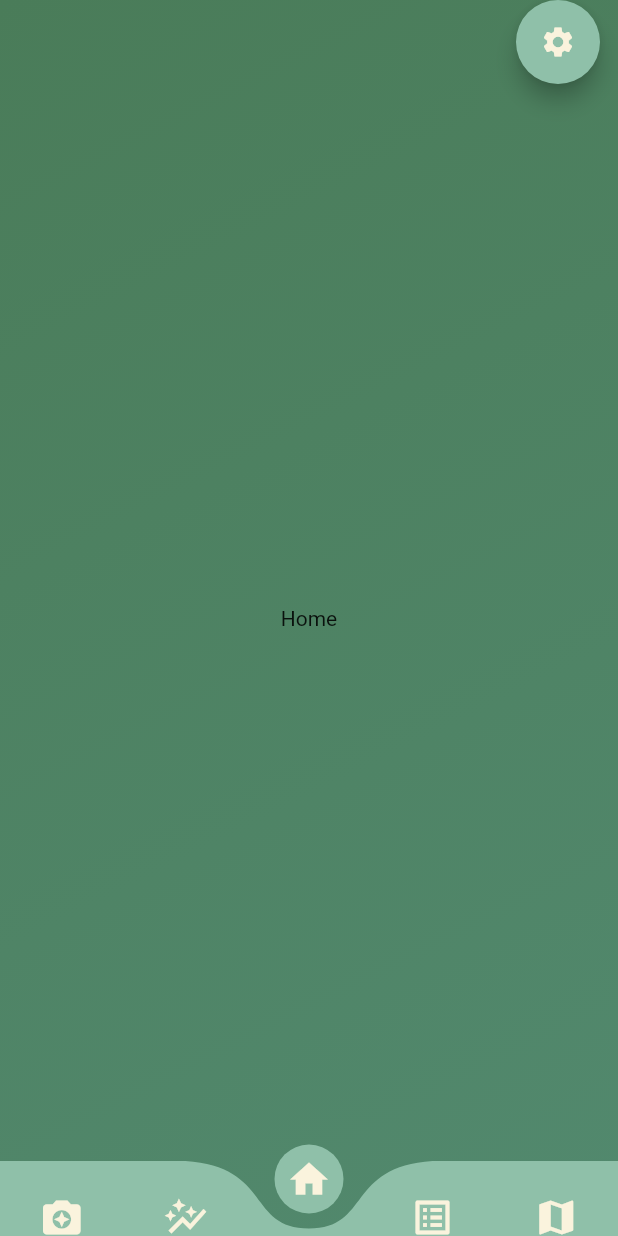
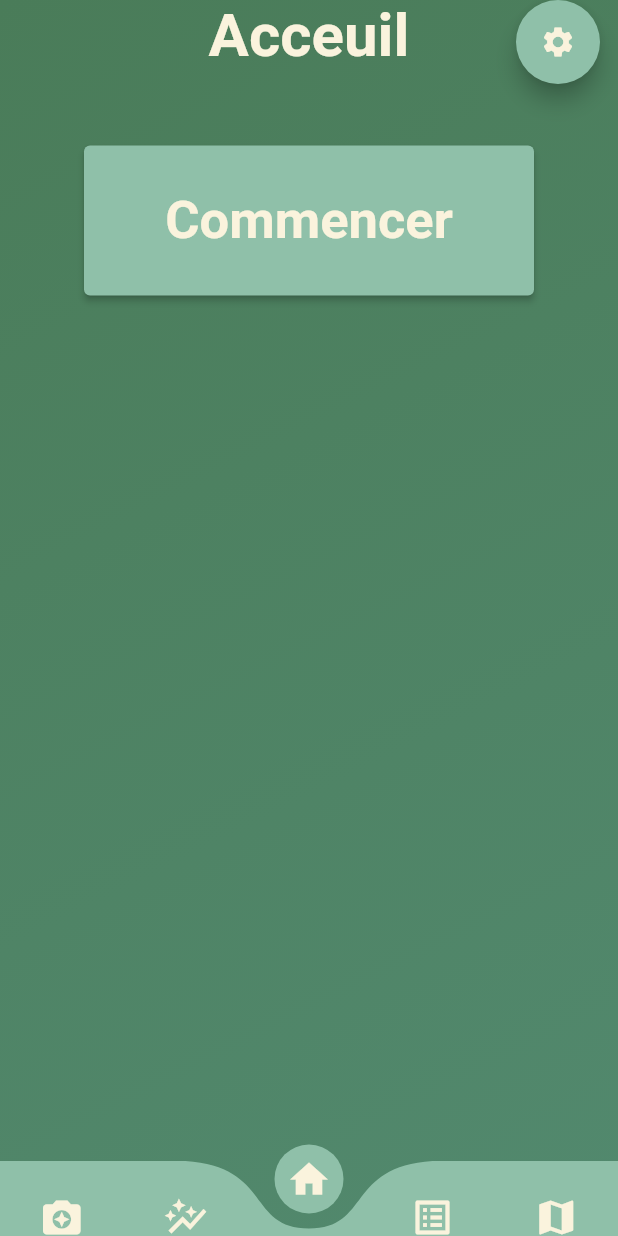
Before and after one commit to hugo-piedanna/chasse_infos, a Flutter app: the screen it shows after launch, after a tap on "Chasseur", on a phone screen of 412 x 824 dp. Run offline on Flutter 3.47's test engine with Material 2 defaults, Android fonts, the phone set to English and light mode, and no system bars; drawn by our look-alikes of curved_navigation_bar; our stand-ins replace hexcolor.

Commit message:
Add chrono button

```diff
--- a/lib/index.dart
+++ b/lib/index.dart
@@ -37,9 +37,12 @@ class _acceuilPageState extends State<acceuil> {
       const Icon(Icons.map, size: 30),
     ];
     return Container(
-      color: const Color(0xff8fc0a9),
+      decoration: const BoxDecoration(
+          gradient: LinearGradient(
+              begin: Alignment.topCenter,
+              end: Alignment.bottomCenter,
+              colors: [Color(0xff4a7c59), Color(0xff8fc0a9)])),
       child: SafeArea(
-        top: false,
         child: ClipRect(
           child: Container(
             decoration: const BoxDecoration(
@@ -53,6 +56,7 @@ class _acceuilPageState extends State<acceuil> {
                 onWillPop: () async => false,
                 child: PageView(
                   controller: _pageController,
+                  physics: const NeverScrollableScrollPhysics(),
                   onPageChanged: (newIndex) => setState(() => index = newIndex),
                   scrollDirection: Axis.horizontal,
                   children: screens,
--- a/lib/pages/home.dart
+++ b/lib/pages/home.dart
@@ -1,8 +1,79 @@
+import 'dart:async';
+
 import 'package:flutter/material.dart';
+import 'package:hexcolor/hexcolor.dart';
 
-class home extends StatelessWidget {
+class home extends StatefulWidget {
+  const home({Key? key}) : super(key: key);
+
+  @override
+  State<home> createState() => _homePage();
+}
+
+class _homePage extends State<home> with AutomaticKeepAliveClientMixin<home> {
+  String btnHunt = "Commencer";
+  bool visibleTimer = false;
+  String digitalHours = "00", digitalMinute = "00", digitalSeconds = "00";
+  int hours = 0, minutes = 0, seconds = 0;
+  Timer? timer;
+
+  void startTimer() {
+    timer = Timer.periodic(Duration(seconds: 1), (timer) {
+      int localSeconds = seconds + 1;
+      int localMinutes = minutes;
+      int localHours = hours;
+
+      if (localSeconds > 59) {
+        if (localMinutes > 59) {
+          localHours++;
+          localMinutes = 0;
+        } else {
+          localMinutes++;
+          localSeconds = 0;
+        }
+      }
+      setState(() {
+        seconds = localSeconds;
+        minutes = localMinutes;
+        hours = localHours;
+        digitalSeconds = (seconds >= 10) ? "$seconds" : "0$seconds";
+        digitalMinute = (minutes >= 10) ? "$minutes" : "0$minutes";
+        digitalHours = (hours >= 10) ? "$hours" : "0$hours";
+      });
+    });
+  }
+
+  void interactStart() {
+    setState(() {
+      if (!visibleTimer) {
+        btnHunt = "Arreter";
+        startTimer();
+      } else {
+        btnHunt = "Commencer";
+        timer!.cancel();
+        seconds = 0;
+        minutes = 0;
+        hours = 0;
+        digitalSeconds = "00";
+        digitalMinute = "00";
+        digitalHours = "00";
+        Scaffold.of(context).showSnackBar(
+          SnackBar(
+            content: const Text('Temps enregistré'),
+            backgroundColor: const Color(0xff4a7c59),
+            action: SnackBarAction(
+                label: 'OK',
+                onPressed: Scaffold.of(context).hideCurrentSnackBar),
+          ),
+        );
+      }
+      visibleTimer = !visibleTimer;
+    });
+  }
+
   @override
   Widget build(BuildContext context) {
+    super.build(context);
     return Container(
       decoration: const BoxDecoration(
           gradient: LinearGradient(
@@ -11,10 +82,53 @@ class home extends StatelessWidget {
               colors: [Color(0xff4a7c59), Color(0xff52896e)])),
       child: Scaffold(
         backgroundColor: Colors.transparent,
-        body: Center(
-          child: Text('Home'),
+        body: SingleChildScrollView(
+          child: Center(
+            child: Column(
+              children: [
+                const Text(
+                  'Acceuil',
+                  style: TextStyle(
+                      fontSize: 40,
+                      fontWeight: FontWeight.bold,
+                      color: Color(0xfffaf3dd)),
+                ),
+                const SizedBox(
+                  height: 50,
+                ),
+                ElevatedButton(
+                  onPressed: () => interactStart(),
+                  style: ElevatedButton.styleFrom(
+                    minimumSize: const Size(300, 100),
+                    onPrimary: HexColor('#faf3dd'),
+                    primary: HexColor('#8fc0a9'),
+                  ),
+                  child: Text(
+                    btnHunt,
+                    style: const TextStyle(
+                        fontSize: 35, fontWeight: FontWeight.bold),
+                  ),
+                ),
+                const SizedBox(
+                  height: 10,
+                ),
+                Visibility(
+                  visible: visibleTimer,
+                  child: Text(
+                    "$digitalHours:$digitalMinute:$digitalSeconds",
+                    style:
+                        const TextStyle(fontSize: 20, color: Color(0xfffaf3dd)),
+                  ),
+                ),
+              ],
+            ),
+          ),
         ),
       ),
     );
   }
+
+  @override
+  // TODO: implement wantKeepAlive
+  bool get wantKeepAlive => true;
 }
```
Also changed, not shown: 3 other files.
